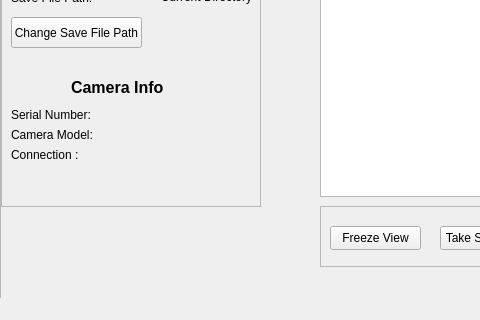
Above: src/mainwindow.ui from paulmthompson/CameraViewer before the change; both pictures show x 0 to 480 and y 264 to 584 of the 865 by 584 pixel window. Below: the same form after it.
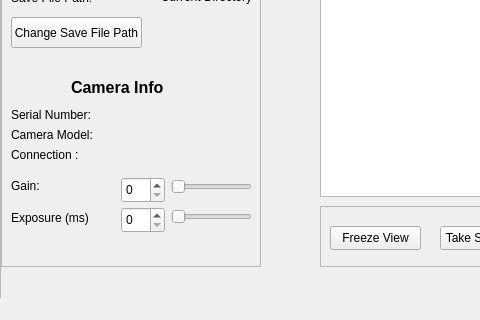
That is the form after the change.

Commit message: added exposure and gain buttons

What changed in the file:
```diff
--- a/src/mainwindow.ui
+++ b/src/mainwindow.ui
@@ -35,7 +35,7 @@
        <x>0</x>
        <y>0</y>
        <width>261</width>
-       <height>471</height>
+       <height>531</height>
       </rect>
      </property>
      <property name="sizePolicy">
@@ -56,7 +56,7 @@
         <x>0</x>
         <y>0</y>
         <width>259</width>
-        <height>469</height>
+        <height>529</height>
        </rect>
       </property>
       <property name="contextMenuPolicy">
@@ -83,7 +83,7 @@
           <x>0</x>
           <y>330</y>
           <width>261</width>
-          <height>101</height>
+          <height>191</height>
          </rect>
         </property>
         <property name="frameShape">
@@ -192,6 +192,78 @@
           <string/>
          </property>
         </widget>
+        <widget class="QSlider" name="gain_slider">
+         <property name="geometry">
+          <rect>
+           <x>170</x>
+           <y>110</y>
+           <width>81</width>
+           <height>20</height>
+          </rect>
+         </property>
+         <property name="orientation">
+          <enum>Qt::Horizontal</enum>
+         </property>
+        </widget>
+        <widget class="QSlider" name="exposure_slider">
+         <property name="geometry">
+          <rect>
+           <x>170</x>
+           <y>140</y>
+           <width>81</width>
+           <height>20</height>
+          </rect>
+         </property>
+         <property name="orientation">
+          <enum>Qt::Horizontal</enum>
+         </property>
+        </widget>
+        <widget class="QLabel" name="label_11">
+         <property name="geometry">
+          <rect>
+           <x>10</x>
+           <y>110</y>
+           <width>41</width>
+           <height>17</height>
+          </rect>
+         </property>
+         <property name="text">
+          <string>Gain:</string>
+         </property>
+        </widget>
+        <widget class="QLabel" name="label_12">
+         <property name="geometry">
+          <rect>
+           <x>10</x>
+           <y>140</y>
+           <width>111</width>
+           <height>21</height>
+          </rect>
+         </property>
+         <property name="text">
+          <string>Exposure (ms)</string>
+         </property>
+        </widget>
+        <widget class="QSpinBox" name="gain_box">
+         <property name="geometry">
+          <rect>
+           <x>120</x>
+           <y>110</y>
+           <width>44</width>
+           <height>26</height>
+          </rect>
+         </property>
+        </widget>
+        <widget class="QSpinBox" name="exposure_box">
+         <property name="geometry">
+          <rect>
+           <x>120</x>
+           <y>140</y>
+           <width>44</width>
+           <height>26</height>
+          </rect>
+         </property>
+        </widget>
        </widget>
        <widget class="QFrame" name="frame">
         <property name="geometry">
```
The commit also changes 7 other files.
